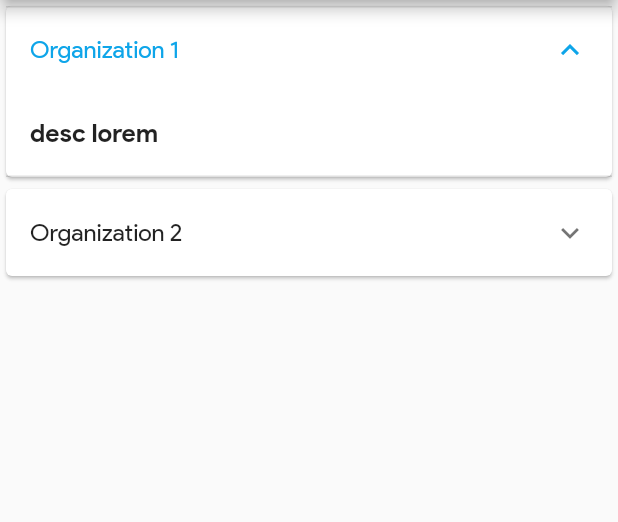
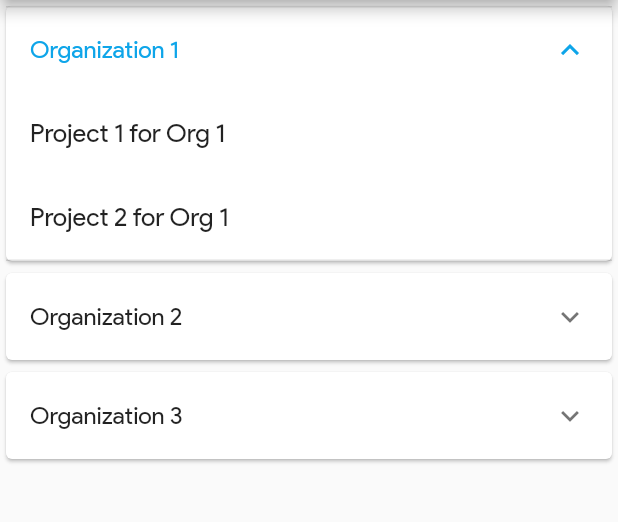
Before and after one commit to Nabinda/Kanban, a Flutter app: the OrganizationScreen screen opened by its route, after a tap on the "language" icon, after a tap on "Organization 1", on a phone screen of 412 x 824 dp, the part 84-606 px from its top. Run offline on Flutter 3.47's test engine with Material 2 defaults, Android fonts, the phone set to English and light mode, and no system bars; our stand-ins replace another_flushbar, dio, flutter_mobx, get_it, mobx, sembast and 2 more; missing offline and left inert: boardview, material_dialog, xxtea; accounts and stored records are empty; generated files the repository leaves out were written again.

Commit message:
Fix: organization project list

```diff
--- a/lib/data/network/apis/organizations/organization_api.dart
+++ b/lib/data/network/apis/organizations/organization_api.dart
@@ -27,8 +27,14 @@ class OrganizationApi {
         ),
         Organization(
           userId: 1,
-          id: 1,
+          id: 2,
           title: "Organization 2",
+          description: "lorem ipsum doret",
+        ),
+        Organization(
+          userId: 1,
+          id: 3,
+          title: "Organization 3",
           description: "lorem ipsum doret",
         ),
       ];
--- a/lib/data/repository.dart
+++ b/lib/data/repository.dart
@@ -8,6 +8,7 @@ import 'package:kanban/models/boardItem/boardItem_list.dart';
 import 'package:kanban/models/organization/organization_list.dart';
 import 'package:kanban/models/post/post.dart';
 import 'package:kanban/models/post/post_list.dart';
+import 'package:kanban/models/project/project.dart';
 import 'package:kanban/models/project/project_list.dart';
 import 'package:sembast/sembast.dart';
 
--- a/lib/models/organization/organization.dart
+++ b/lib/models/organization/organization.dart
@@ -1,8 +1,11 @@
+import 'package:kanban/models/project/project_list.dart';
+
 class Organization {
   int? userId;
   int? id;
   String? title;
   String? description;
+  ProjectList? projectList;
 
   Organization({
     this.userId,
--- a/lib/stores/organization/organization_store.dart
+++ b/lib/stores/organization/organization_store.dart
@@ -1,5 +1,7 @@
 import 'package:kanban/data/repository.dart';
+import 'package:kanban/models/organization/organization.dart';
 import 'package:kanban/models/organization/organization_list.dart';
+import 'package:kanban/models/project/project_list.dart';
 import 'package:kanban/stores/error/error_store.dart';
 import 'package:kanban/utils/dio/dio_error_util.dart';
 import 'package:mobx/mobx.dart';
@@ -20,11 +22,11 @@ abstract class _OrganizationStore with Store {
 
   // store variables:-----------------------------------------------------------
   static ObservableFuture<OrganizationList?> emptyOrganizationResponse =
-  ObservableFuture.value(null);
+      ObservableFuture.value(null);
 
   @observable
   ObservableFuture<OrganizationList?> fetchOrganizationsFuture =
-  ObservableFuture<OrganizationList?>(emptyOrganizationResponse);
+      ObservableFuture<OrganizationList?>(emptyOrganizationResponse);
 
   @observable
   OrganizationList? organizationList;
@@ -42,9 +44,26 @@ abstract class _OrganizationStore with Store {
     fetchOrganizationsFuture = ObservableFuture(future);
 
     future.then((organizationList) {
-      this.organizationList = organizationList;
+      if (organizationList.organizations != null) {
+        for (Organization org in organizationList.organizations!) {
+          final futureProjects = _repository.getProjects(org.id!);
+          futureProjects.then((projectList) {
+            org.projectList = projectList;
+          }).catchError((error) {
+            errorStore.errorMessage = DioErrorUtil.handleError(error);
+          });
+        }
+        this.organizationList = organizationList;
+      }
     }).catchError((error) {
       errorStore.errorMessage = DioErrorUtil.handleError(error);
     });
   }
+
+  @action
+  void addProjectToOrganization(int? orgId, ProjectList projectList) {
+    Organization orgX =
+        organizationList!.organizations!.firstWhere((org) => org.id == orgId);
+    orgX.projectList = projectList;
+  }
 }
--- a/lib/stores/project/project_store.dart
+++ b/lib/stores/project/project_store.dart
@@ -21,11 +21,11 @@ abstract class _ProjectStore with Store {
 
   // store variables:-----------------------------------------------------------
   static ObservableFuture<ProjectList?> emptyBoardResponse =
-  ObservableFuture.value(null);
+      ObservableFuture.value(null);
 
   @observable
   ObservableFuture<ProjectList?> fetchBoardsFuture =
-  ObservableFuture<ProjectList?>(emptyBoardResponse);
+      ObservableFuture<ProjectList?>(emptyBoardResponse);
 
   @observable
   ProjectList? projectList;
--- a/lib/ui/organization/organization.dart
+++ b/lib/ui/organization/organization.dart
@@ -3,6 +3,8 @@ import 'package:flutter/material.dart';
 import 'package:flutter_mobx/flutter_mobx.dart';
 import 'package:kanban/data/sharedpref/constants/preferences.dart';
 import 'package:kanban/models/organization/organization.dart';
+import 'package:kanban/models/project/project.dart';
+import 'package:kanban/models/project/project_list.dart';
 import 'package:kanban/stores/language/language_store.dart';
 import 'package:kanban/stores/organization/organization_store.dart';
 import 'package:kanban/stores/theme/theme_store.dart';
@@ -151,20 +153,27 @@ class _OrganizationScreenState extends State<OrganizationScreen> {
   Widget _buildProjectItem(Organization organization) {
     return Card(
       child: ExpansionTile(
-        title: Text(
-          organization.title!,
-          style: TextStyle(fontSize: 16.0, fontWeight: FontWeight.w500),
-        ),
-        children: <Widget>[
-          ListTile(
-            title: Text(
-              organization.description!,
-              style: TextStyle(fontWeight: FontWeight.w700),
-            ),
-          )
-        ],
-      ),
+          title: Text(
+            organization.title!,
+            style: TextStyle(fontSize: 16.0, fontWeight: FontWeight.w500),
+          ),
+          children: <Widget>[
+            Builder(builder: (_) {
+              return _buildProjectList(organization.projectList);
+            })
+          ]),
     );
+  }
+
+  Widget _buildProjectList(ProjectList? projectList) {
+    if (projectList != null && projectList.projects!.length != 0) {
+      List<Widget> reasonList = [];
+      for (Project p in projectList.projects!) {
+        reasonList.add(ListTile(title: Text(p.title!)));
+      }
+      return Column(children: reasonList);
+    }
+    return ListTile(title: Text("No Projects!"));
   }
 
   Widget _handleErrorMessage() {
```
Also changed, not shown: lib/stores/organization/organization_store.g.dart.
